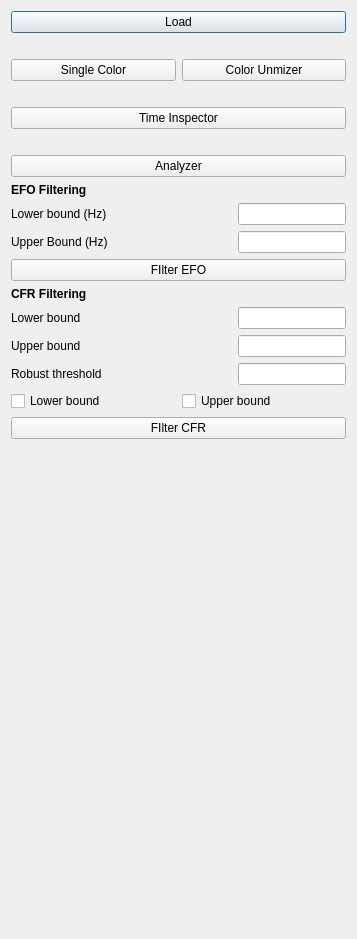
Qt form pyminflux/ui/wizard.ui (bsse-scf/pyMINFLUX) before a commit.
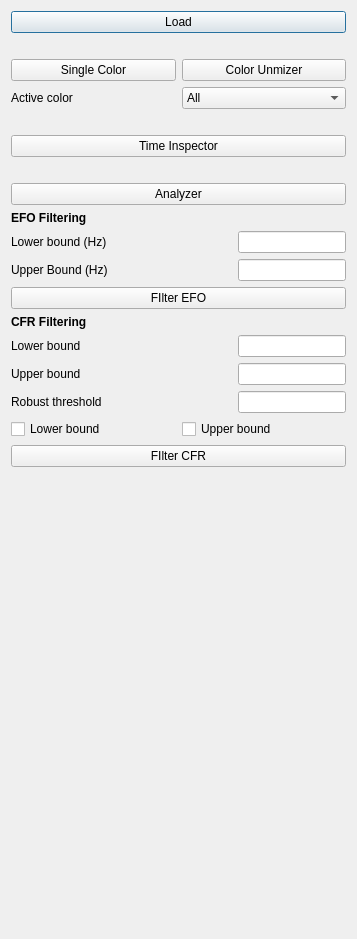
The same form after that commit.

Commit message: Start implementing functionality in the wizard.

```diff
--- a/pyminflux/ui/wizard.ui
+++ b/pyminflux/ui/wizard.ui
@@ -76,6 +76,38 @@
        </item>
       </layout>
      </item>
+     <item>
+      <layout class="QHBoxLayout" name="fluorophores_layout">
+       <item>
+        <widget class="QLabel" name="lbActiveColor">
+         <property name="sizePolicy">
+          <sizepolicy hsizetype="Preferred" vsizetype="Preferred">
+           <horstretch>0</horstretch>
+           <verstretch>0</verstretch>
+          </sizepolicy>
+         </property>
+         <property name="text">
+          <string>Active color</string>
+         </property>
+        </widget>
+       </item>
+       <item>
+        <widget class="QComboBox" name="cmActiveColor">
+         <property name="sizePolicy">
+          <sizepolicy hsizetype="Preferred" vsizetype="Fixed">
+           <horstretch>0</horstretch>
+           <verstretch>0</verstretch>
+          </sizepolicy>
+         </property>
+         <item>
+          <property name="text">
+           <string>All</string>
+          </property>
+         </item>
+        </widget>
+       </item>
+      </layout>
+     </item>
      <item>
       <spacer name="verticalSpacer_3">
        <property name="orientation">
```
Left out of the diff: 6 changed lines with no effect on the pictures. The commit also changes 7 other files.
